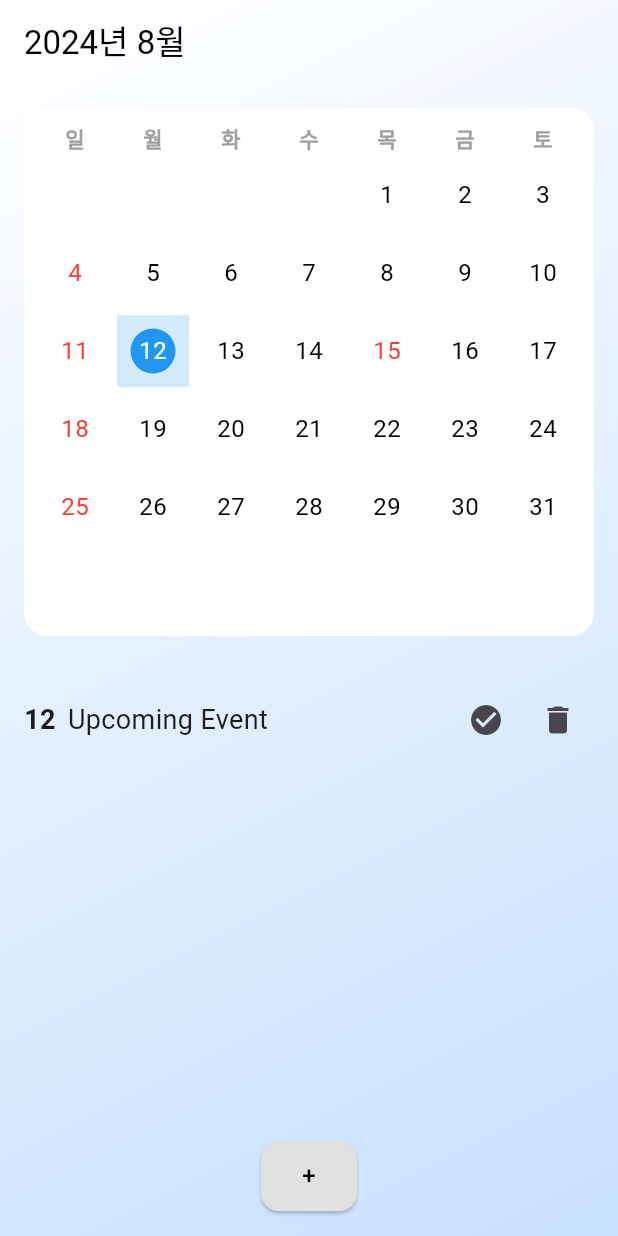
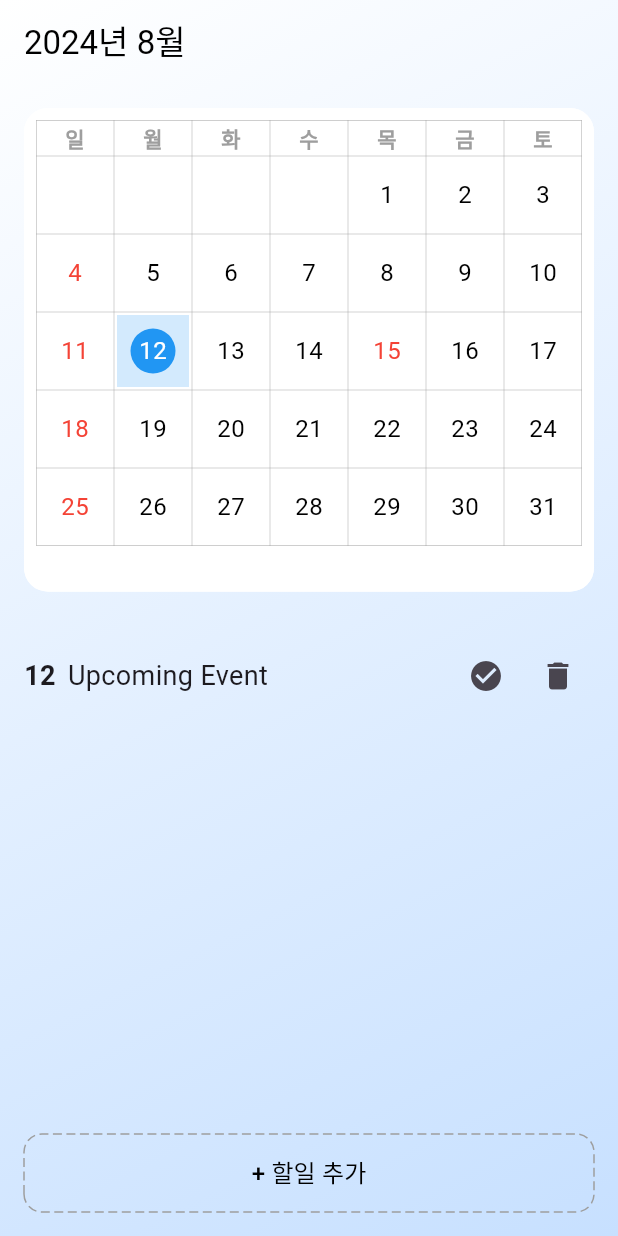
Before and after one commit to luckydut97/flutter-custom-calendar-applestyle-practice, a Flutter app: the screen it shows after launch, on a phone screen of 412 x 824 dp. Run offline on Flutter 3.47's test engine with Material 3 defaults, Android fonts, the phone set to English and light mode, and no system bars; drawn by our look-alikes of dotted_border.

Commit message:
디자인 변경: 할일 추가 버튼 모서리 둥글게 변경(DottedBorder 패키지)

```diff
--- a/lib/main_screen.dart
+++ b/lib/main_screen.dart
@@ -35,7 +35,7 @@ class MainScreen extends StatelessWidget {
                 elevation: 0, // 그림자 제거
               ),
               Expanded(
-                flex: 2,
+                flex: 6,
                 child: Consumer<CalendarModel>(
                   builder: (context, model, child) {
                     return Padding(
@@ -68,7 +68,7 @@ class MainScreen extends StatelessWidget {
                 ),
               ),
               Expanded(
-                flex: 2,
+                flex: 7,
                 child: Consumer<CalendarModel>(
                   builder: (context, model, child) {
                     return TaskManager(
@@ -212,7 +212,7 @@ class CalendarMonth extends StatelessWidget {
       color: Colors.white,
       padding: const EdgeInsets.all(8.0),
       child: Table(
-        border: TableBorder.all(color: Colors.transparent),
+        border: TableBorder.all(color: Colors.grey, width: 0.3), // 테두리 색상과 두께 추가
         children: _buildCalendar(context),
       ),
     );
--- a/lib/task_manager.dart
+++ b/lib/task_manager.dart
@@ -1,4 +1,5 @@
 import 'package:flutter/material.dart';
+import 'package:dotted_border/dotted_border.dart'; // DottedBorder 패키지 import
 import 'package:intl/intl.dart';
 import 'calendar_model.dart';
 
@@ -191,21 +192,40 @@ class _TaskManagerState extends State<TaskManager> {
               },
             ),
           ),
-          ElevatedButton(
-            style: ElevatedButton.styleFrom(
-              backgroundColor: Colors.grey[300],
+          Container(
+            margin: EdgeInsets.only(top: 8.0), // 위에 약간의 간격 추가
+            child: Row(
+              children: [
+                Expanded(
+                  child: DottedBorder(
+                    borderType: BorderType.RRect,
+                    radius: Radius.circular(12.0),
+                    dashPattern: [6, 3], // 점선 패턴 설정 (길이 6, 간격 3)
+                    color: Colors.grey, // 점선 색상
+                    strokeWidth: 1, // 점선 두께
+                    child: OutlinedButton(
+                      style: OutlinedButton.styleFrom(
+                        backgroundColor: Colors.transparent,
                         shape: RoundedRectangleBorder(
                           borderRadius: BorderRadius.circular(12.0),
                         ),
+                        side: BorderSide.none,
                         padding: EdgeInsets.symmetric(vertical: 12.0),
                       ),
                       onPressed: () => _showTaskInputDialog(),
+                      child: Center(
                         child: Text(
-              '+',
+                          '+ 할일 추가',
                           style: TextStyle(
                             color: Colors.black,
                             fontSize: 16.0,
                           ),
+                        ),
+                      ),
+                    ),
+                  ),
+                ),
+              ],
             ),
           ),
         ],
--- a/pubspec.yaml
+++ b/pubspec.yaml
@@ -12,6 +12,7 @@ dependencies:
   cupertino_icons: ^1.0.2
   intl: ^0.19.0
   provider: ^6.0.0
+  dotted_border: ^2.0.0
 
 dev_dependencies:
   flutter_test:
```
Also changed, not shown: pubspec.lock. Lines whose indentation alone changed are shown as unchanged.
